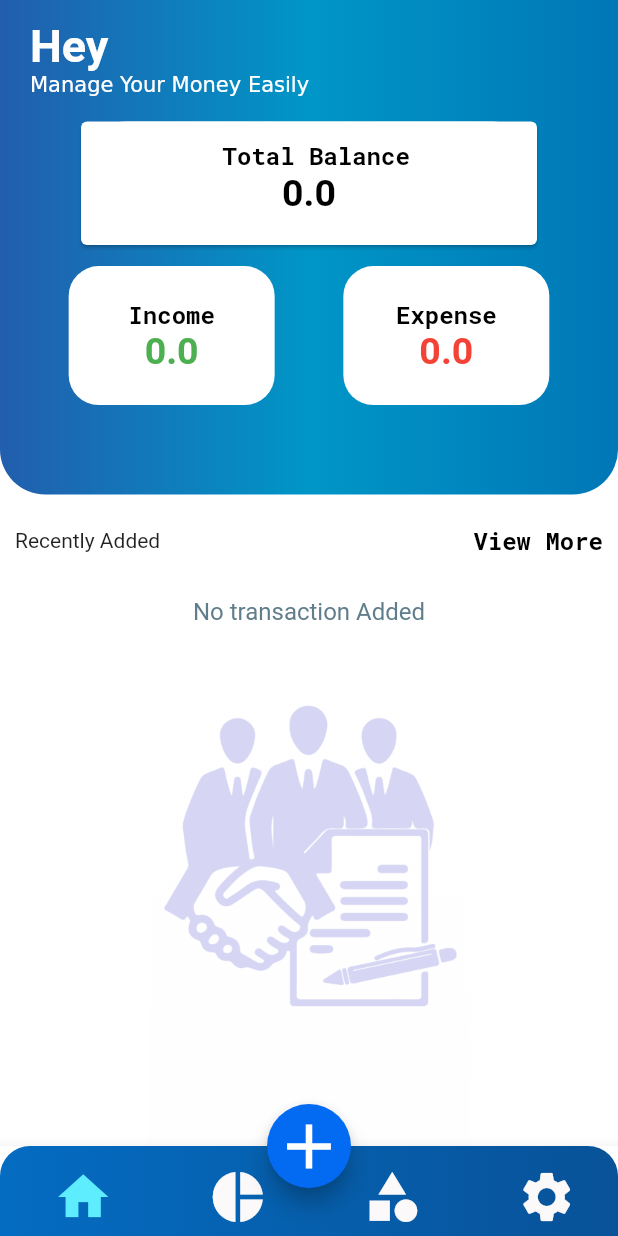
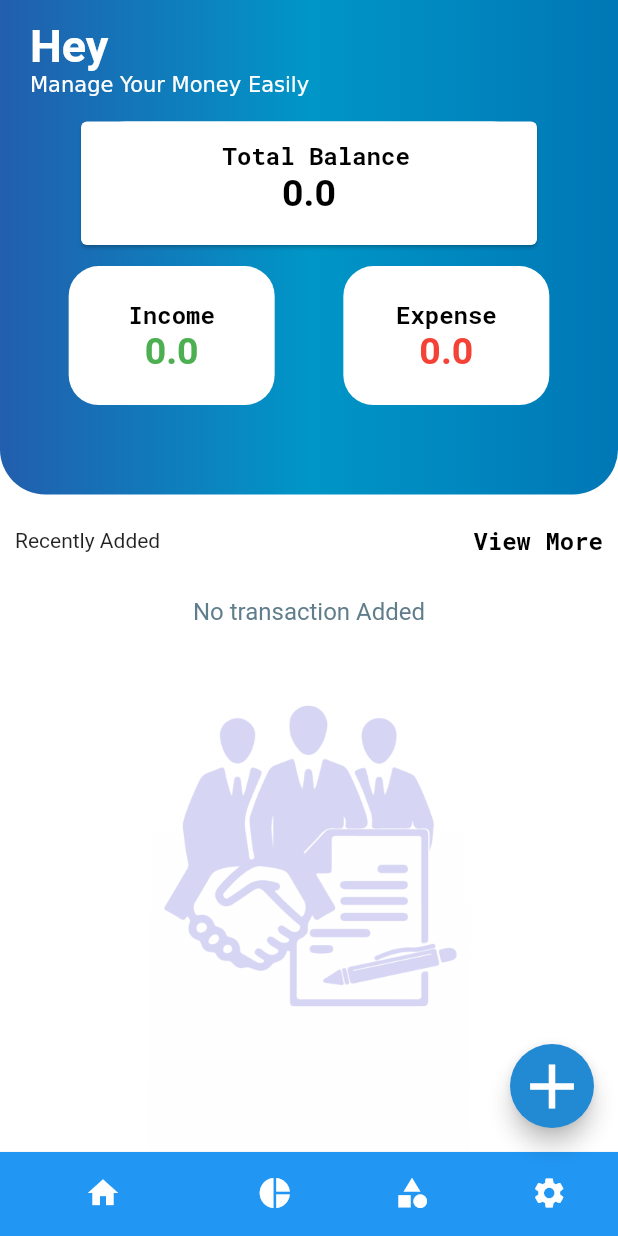
Before and after one commit to sayanths/budget_tracker_using_provider, a Flutter app: the screen it shows after launch, after a tap on "submit", on a phone screen of 412 x 824 dp. Run offline on Flutter 3.47's test engine with Material 2 defaults, Android fonts, the phone set to English and light mode, and no system bars; our stand-ins replace blurrycontainer, flutter_local_notifications, flutter_native_timezone, flutter_slidable, hive, hive_flutter and 5 more; missing offline and left inert: month_year_picker; accounts and stored records are empty.

Commit message:
bottom nav changed

```diff
--- a/lib/components/intro_nametyping/intro_nametyping.dart
+++ b/lib/components/intro_nametyping/intro_nametyping.dart
@@ -97,7 +97,7 @@ class _NameTypingScreenState extends State<NameTypingScreen> {
                           Navigator.of(context).pushReplacement(
                               MaterialPageRoute(
                                   builder: (context) =>
-                                      const BottomNavigationPage()));
+                                       BottomNaavigationBar()));
                         },
                         child: const Text("submit")),
                   ],
--- a/lib/components/splash_screen.dart
+++ b/lib/components/splash_screen.dart
@@ -143,7 +143,7 @@ class _SplashScreenState extends State<SplashScreen>
           MaterialPageRoute(builder: (context) => const NameTypingScreen()));
     } else {
       Navigator.pushReplacement(
-          context, MaterialPageRoute(builder: (context) => const BottomNavigationPage()));
+          context, MaterialPageRoute(builder: (context) =>  BottomNaavigationBar()));
     }
   }
 }
--- a/lib/main.dart
+++ b/lib/main.dart
@@ -1,12 +1,16 @@
+
+
 import 'package:flutter/material.dart';
 import 'package:flutter/services.dart';
 import 'package:hive_flutter/adapters.dart';
 import 'package:money_management_app1/model/category_model/category_model.dart';
 import 'package:money_management_app1/model/transaction_model/transaction_model.dart';
+import 'package:money_management_app1/view_model/bottom_controller/bottom_model.dart';
 import 'package:money_management_app1/view_model/category_db.dart/category_db.dart';
 import 'package:money_management_app1/components/splash_screen.dart';
 import 'package:money_management_app1/view_model/transation_db/transation_db.dart';
 import 'package:month_year_picker/month_year_picker.dart';
+import 'package:provider/provider.dart';
 import 'package:timezone/data/latest.dart' as tz;
 // ignore: depend_on_referenced_packages
 import 'package:flutter_localizations/flutter_localizations.dart';
@@ -34,9 +38,17 @@ Future<void> main() async {
   }
 
   TransactionDb().refresh;
-  CategoryDB.instance.refreshUi();
+  //CategoryDB.instance.refreshUi();
 
-  runApp(const MyApp());
+
+  runApp(MultiProvider(providers: [
+    ChangeNotifierProvider(create: (context)=>CategoryDB()),
+    ChangeNotifierProvider(create: (context)=>TransactionDb()),
+    ChangeNotifierProvider(create: (context)=>ScreenIndexProvider()),
+  ],
+  child: const MyApp(),
+  ),
+  );
 }
 
 const String sharedName = 'say';
--- a/lib/view/add_button/bottom_navigationBar/bottom_navigation.dart
+++ b/lib/view/add_button/bottom_navigationBar/bottom_navigation.dart
@@ -1,118 +1,68 @@
+// ignore_for_file: must_be_immutable
+
 import 'package:flutter/material.dart';
 import 'package:money_management_app1/view/add_button/add_button.dart';
 
 import 'package:money_management_app1/view/home_screen/home_page.dart';
 import 'package:money_management_app1/view/pie_chart/pie_chart.dart';
+import 'package:money_management_app1/view_model/bottom_controller/bottom_model.dart';
+import 'package:provider/provider.dart';
 
 import '../../category/catergory.dart';
 import '../../settings/settings.dart';
 
-
-class BottomNavigationPage extends StatefulWidget {
-  const BottomNavigationPage({Key? key}) : super(key: key);
-
-
-
-  @override
-  State<BottomNavigationPage> createState() => _BottomNavigationPageState();
-}
-
-class _BottomNavigationPageState extends State<BottomNavigationPage> {
-  int _currentIndex = 0;
-  final List screens = [
+class BottomNaavigationBar extends StatelessWidget {
+  BottomNaavigationBar({Key? key}) : super(key: key);
+  List<dynamic> screens = [
     const HomePage(),
     const PieChart(),
     const Category(),
     const Settings(),
   ];
 
-  final PageStorageBucket bucket = PageStorageBucket();
-  Widget currentScreen = const HomePage();
 
   @override
   Widget build(BuildContext context) {
+    final screenindexprovider = Provider.of<ScreenIndexProvider>(context);
+    int currentScreenIndex = screenindexprovider.fetchCurrentScreenIndex;
     return Scaffold(
-      body: PageStorage(
-        bucket: bucket,
-        child: currentScreen,
+      bottomNavigationBar: BottomNavigationBar(
+        type: BottomNavigationBarType.shifting,
+        showSelectedLabels: false,
+        elevation: 1.5,
+        currentIndex: currentScreenIndex,
+        onTap: (value) => screenindexprovider.updateScreenIndex(value),
+        items: [
+          BottomNavigationBarItem(
+              label: 'Home',
+              icon: Icon(
+                  (currentScreenIndex == 0) ? Icons.home : Icons.home_outlined),
+              backgroundColor: Colors.blue
+
               ),
-      bottomNavigationBar: BottomAppBar(
-        child: Container(
-          height: 60,
-          decoration: const BoxDecoration(
-            gradient: LinearGradient(colors: [
-              Color.fromARGB(255, 4, 108, 194),
-              Color.fromARGB(255, 8, 82, 152),
-            ]),
-            borderRadius: BorderRadius.only(
-                topLeft: Radius.circular(20), topRight: Radius.circular(20)),
+          BottomNavigationBarItem(
+            label: 'chart',
+            icon: Icon((currentScreenIndex == 1)
+                ? Icons.pie_chart_outline_outlined
+                : Icons.pie_chart),
           ),
-          child: Row(
-            mainAxisAlignment: MainAxisAlignment.spaceAround,
-            children: [
-              IconButton(
-                onPressed: (() {
-                  setState(() {
-                    currentScreen = const HomePage();
-                    _currentIndex = 0;
-                  });
-                }),
-                icon: Icon(
-                  Icons.home,
-                  size: 40,
-                  color: _currentIndex == 0
-                      ? const Color.fromARGB(255, 94, 236, 255)
-                      : const Color.fromARGB(255, 251, 249, 249),
+          BottomNavigationBarItem(
+            label: 'category',
+            icon: Icon((currentScreenIndex == 2)
+                ? Icons.category_rounded
+                : Icons.category),
           ),
+          BottomNavigationBarItem(
+            label: 'settings',
+            icon: Icon((currentScreenIndex == 3)
+                ? Icons.settings_applications
+                : Icons.settings),
           ),
-              IconButton(
-                  onPressed: (() {
-                    setState(() {
-                      currentScreen = const PieChart();
-                      _currentIndex = 1;
-                    });
-                  }),
-                  icon: Icon(
-                    Icons.pie_chart,
-                    size: 40,
-                    color: _currentIndex == 1
-                        ? const Color.fromARGB(255, 94, 236, 255)
-                        : const Color.fromARGB(255, 251, 249, 249),
-                  )),
-              IconButton(
-                  onPressed: (() {
-                    setState(() {
-                      currentScreen = const Category();
-                      _currentIndex = 2;
-                    });
-                  }),
-                  icon: Icon(
-                    Icons.category,
-                    size: 40,
-                    color: _currentIndex == 2
-                        ? const Color.fromARGB(255, 94, 236, 255)
-                        : const Color.fromARGB(255, 251, 249, 249),
-                  )),
-              IconButton(
-                  onPressed: (() {
-                    setState(() {
-                      currentScreen = const Settings();
-                      _currentIndex = 3;
-                    });
-                  }),
-                  icon: Icon(
-                    Icons.settings,
-                    size: 40,
-                    color: _currentIndex == 3
-                        ? const Color.fromARGB(255, 94, 236, 255)
-                        : const Color.fromARGB(255, 251, 249, 249),
-                  )),
         ],
       ),
-        ),
-      ),
+      body: screens[currentScreenIndex],
            floatingActionButton: FloatingActionButton(
-        backgroundColor: const Color.fromARGB(255, 3, 106, 242),
+        backgroundColor: const Color.fromARGB(255, 34, 137, 211),
         onPressed: (() {
           Navigator.of(context).push(
               MaterialPageRoute(builder: ((context) => const AddButton())));
@@ -122,7 +72,8 @@ class _BottomNavigationPageState extends State<BottomNavigationPage> {
           size: 50,
         ),
       ),
-      floatingActionButtonLocation: FloatingActionButtonLocation.centerDocked,
+     // floatingActionButtonLocation: FloatingActionButtonLocation.centerDocked,
+
     );
   }
 }
--- a/lib/view/category/catergory.dart
+++ b/lib/view/category/catergory.dart
@@ -4,6 +4,7 @@ import 'package:money_management_app1/utils/styles_color.dart';
 import 'package:money_management_app1/view_model/category_db.dart/category_db.dart';
 import 'package:money_management_app1/view/category/expense_category/expense_category.dart';
 import 'package:money_management_app1/view/category/income_category/income_catergory.dart';
+import 'package:provider/provider.dart';
 
 import '../home_screen/home_page_widget/home_page_widget.dart';
 
@@ -20,6 +21,7 @@ class _CategoryState extends State<Category>
   late TabController _tabController;
   @override
   void initState() {
+   // Provider.of<CategoryDB>(context, listen: false).refreshUi();
     CategoryDB().refreshUi();
     _tabController = TabController(length: 2, vsync: this);
     super.initState();
@@ -27,6 +29,7 @@ class _CategoryState extends State<Category>
 
   @override
   Widget build(BuildContext context) {
+
     return SafeArea(
       child: Column(
         children: [
--- a/lib/view/home_screen/home_page.dart
+++ b/lib/view/home_screen/home_page.dart
@@ -1,16 +1,14 @@
 import 'package:flutter/material.dart';
 import 'package:flutter/services.dart';
 import 'package:money_management_app1/utils/styles_color.dart';
-import 'package:money_management_app1/view_model/category_db.dart/category_db.dart';
 import 'package:money_management_app1/view/home_screen/home_page_widget/home_page_widget.dart';
 import 'package:money_management_app1/view/home_screen/listview_sperated_list.dart';
 import 'package:money_management_app1/view/view_more/view_more.dart';
+import 'package:money_management_app1/view_model/category_db.dart/category_db.dart';
 import 'package:money_management_app1/view_model/transation_db/transation_db.dart';
 
 class HomePage extends StatefulWidget {
   const HomePage({Key? key}) : super(key: key);
-
-
 
   @override
   State<HomePage> createState() => _HomePageState();
@@ -29,7 +27,8 @@ class _HomePageState extends State<HomePage> {
   @override
   Widget build(BuildContext context) {
     TransactionDb.instance.refresh();
-    CategoryDB.instance.refreshUi();
+  //  CategoryDB.instance.refreshUi();
+
     return Scaffold(
       backgroundColor: Colors.white,
       body: Column(children: [
--- a/lib/view/home_screen/listview_sperated_list.dart
+++ b/lib/view/home_screen/listview_sperated_list.dart
@@ -1,22 +1,21 @@
 import 'package:flutter/material.dart';
 import 'package:flutter_slidable/flutter_slidable.dart';
 import 'package:intl/intl.dart';
+import 'package:money_management_app1/components/delete_popup.dart';
 import 'package:money_management_app1/model/category_model/category_model.dart';
-import 'package:money_management_app1/model/transaction_model/transaction_model.dart';
 import 'package:money_management_app1/utils/styles_color.dart';
 import 'package:money_management_app1/view/home_screen/home_page_widget/home_page_widget.dart';
 import 'package:money_management_app1/view/texttile_edit/texttile_edit.dart';
 import 'package:money_management_app1/view_model/transation_db/transation_db.dart';
+import 'package:provider/provider.dart';
 
 class ItemList extends StatelessWidget {
   const ItemList({Key? key}) : super(key: key);
   @override
   Widget build(BuildContext context) {
-    return ValueListenableBuilder(
-        valueListenable: TransactionDb.instance.transationListNotifier,
-        builder:
-            (BuildContext context, List<TransactionModel> newList, Widget? _) {
-          return newList.isEmpty
+    return Consumer<TransactionDb>(
+      builder: (context, newList, child) {
+        return newList.transationListNotifier.isEmpty
             ? Column(
                 children: [
                   const Text(
@@ -29,8 +28,7 @@ class ItemList extends StatelessWidget {
                   Image.asset(
                     'assets/transactionpagelogo.png',
                     color: const Color.fromARGB(255, 214, 214, 244),
-                      height: MediaQuery.of(context).size.height/4,
-
+                    height: MediaQuery.of(context).size.height / 4,
                   )
                 ],
               )
@@ -38,7 +36,7 @@ class ItemList extends StatelessWidget {
                 physics: const BouncingScrollPhysics(),
                 shrinkWrap: true,
                 itemBuilder: ((BuildContext context, int index) {
-                    final newValue = newList[index];
+                  final newValue = newList.transationListNotifier[index];
                   return Card(
                     child: Slidable(
                       endActionPane: ActionPane(
@@ -49,34 +47,7 @@ class ItemList extends StatelessWidget {
                               showDialog(
                                 context: context,
                                 builder: ((context) {
-                                    return AlertDialog(
-                                      title:
-                                          const Text("Do you want to delete?"),
-                                      actions: [
-                                        Row(
-                                          mainAxisAlignment:
-                                              MainAxisAlignment.end,
-                                          children: [
-                                            TextButton(
-                                                onPressed: () {
-                                                  TransactionDb.instance
-                                                      .deleteTransaction(
-                                                          newValue.id);
-                                                  Navigator.of(context).pop();
-                                                },
-                                                child: const Text("Yes")),
-                                            const SizedBox(
-                                              width: 30,
-                                            ),
-                                            TextButton(
-                                                onPressed: () {
-                                                  Navigator.of(context).pop();
-                                                },
-                                                child: const Text("No")),
-                                          ],
-                                        ),
-                                      ],
-                                    );
+                                  return TheDialogBox(newValue: newValue);
                                 }),
                               );
                             },
@@ -126,10 +97,9 @@ class ItemList extends StatelessWidget {
                               leading: Container(
                                 width: 80,
                                 decoration: BoxDecoration(
-                                    color: newValue.type == CategoryType.income
+                                  color: newValue.type== CategoryType.income
                                       ? const Color.fromARGB(255, 42, 139, 46)
-                                        : const Color.fromARGB(
-                                            255, 208, 34, 21),
+                                      : const Color.fromARGB(255, 208, 34, 21),
                                   borderRadius: BorderRadius.circular(15),
                                 ),
                                 child: Column(
@@ -150,10 +120,8 @@ class ItemList extends StatelessWidget {
                               trailing: Text(
                                 '₹${newValue.amount}',
                                 style: TextStyle(
-                                      color:
-                                          newValue.type == CategoryType.income
-                                              ? const Color.fromARGB(
-                                                  255, 42, 139, 46)
+                                    color: newValue.type == CategoryType.income
+                                        ? const Color.fromARGB(255, 42, 139, 46)
                                         : const Color.fromARGB(
                                             255, 223, 29, 15),
                                     fontSize: 20,
@@ -171,10 +139,14 @@ class ItemList extends StatelessWidget {
                     height: 10,
                   );
                 }),
-                  itemCount: newList.length >= 4 ? 4 : newList.length);
-        });
+                itemCount: newList.transationListNotifier.length >= 4
+                    ? 4
+                    : newList.transationListNotifier.length);
+      },
+    );
   }
 }
+
 
 String parseDate(DateTime date) {
   final datefrmt = DateFormat.MMMd().format(date);
--- a/lib/view/pie_chart/expense_chart/expense_chart.dart
+++ b/lib/view/pie_chart/expense_chart/expense_chart.dart
@@ -28,7 +28,7 @@ class _ExpenseChartState extends State<ExpenseChart> {
   @override
   void initState() {
     TransactionDb.instance.refresh();
-    CategoryDB.instance.refreshUi();
+  //  CategoryDB.instance.refreshUi();
     super.initState();
   }
 
--- a/lib/view/pie_chart/income_chart/income_chart.dart
+++ b/lib/view/pie_chart/income_chart/income_chart.dart
@@ -35,7 +35,7 @@ class _IncomeChartState extends State<IncomeChart> {
   @override
   void initState() {
     TransactionDb.instance.refresh();
-    CategoryDB.instance.refreshUi();
+   // CategoryDB.instance.refreshUi();
 
     super.initState();
   }
--- /dev/null
+++ b/lib/view_model/bottom_controller/bottom_model.dart
@@ -0,0 +1,25 @@
+import 'package:flutter/cupertino.dart';
+
+// class ScreenIndexProvider extends ChangeNotifier {
+//   int _currentIndex = 0;
+//  int get currentIndex => _currentIndex;
+//   set updateIndexScreen(int newIndex) {
+//     _currentIndex = newIndex;
+//     notifyListeners();
+//   }
+// }
+import 'package:flutter/material.dart';
+
+class ScreenIndexProvider extends ChangeNotifier {
+  int screenIndex = 0; // Initial index of the screen
+  int get fetchCurrentScreenIndex {
+    // function to return the current screen Index
+    return screenIndex;
+  }
+
+  void updateScreenIndex(int newIndex) {
+    // function to update the screenIndex
+    screenIndex = newIndex;
+    notifyListeners(); // This will notify every listeners that the screen index has been changed
+  }
+}
--- a/lib/view_model/category_db.dart/category_db.dart
+++ b/lib/view_model/category_db.dart/category_db.dart
@@ -4,7 +4,6 @@ import 'package:flutter/material.dart';
 import 'package:hive/hive.dart';
 import 'package:hive_flutter/hive_flutter.dart';
 import 'package:money_management_app1/model/category_model/category_model.dart';
-
 
 const categorydbname = 'category_db_name';
 
@@ -15,7 +14,7 @@ abstract class CategoryDbFunctions {
   Future<void> clearCategory();
 }
 
-class CategoryDB implements CategoryDbFunctions {
+class CategoryDB extends CategoryDbFunctions with ChangeNotifier {
   CategoryDB.internal();
 
   static CategoryDB instance = CategoryDB.internal();
@@ -23,12 +22,11 @@ class CategoryDB implements CategoryDbFunctions {
   factory CategoryDB() {
     return instance;
   }
-
-  ValueNotifier<List<CategoryModel>> incomeCategoryListable = ValueNotifier([]);
-  ValueNotifier<List<CategoryModel>> expesneCategoryListable =
-      ValueNotifier([]);
+  List<CategoryModel> expesneCategoryListable = [];
+  List<CategoryModel> incomeCategoryListenable = [];
 
   @override
+  // ignore: avoid_renaming_method_parameters
   Future<void> insertCategory(CategoryModel value) async {
     final categoryDB = await Hive.openBox<CategoryModel>(categorydbname);
     categoryDB.put(value.id, value);
@@ -43,21 +41,16 @@ class CategoryDB implements CategoryDbFunctions {
 
   Future<void> refreshUi() async {
     final allCategories = await getCategories();
-    incomeCategoryListable.value.clear();
-    expesneCategoryListable.value.clear();
+    incomeCategoryListenable.clear();
+    expesneCategoryListable.clear();
     await Future.forEach(allCategories, (CategoryModel category) {
       if (category.type == CategoryType.income) {
-        incomeCategoryListable.value.add(category);
+        incomeCategoryListenable.add(category);
       } else {
-        expesneCategoryListable.value.add(category);
+        expesneCategoryListable.add(category);
       }
     });
-
-    // ignore: invalid_use_of_protected_member
-    incomeCategoryListable.notifyListeners();
-
-    // ignore: invalid_use_of_protected_member
-    expesneCategoryListable.notifyListeners();
+    notifyListeners();
   }
 
   @override
--- a/lib/view_model/transation_db/transation_db.dart
+++ b/lib/view_model/transation_db/transation_db.dart
@@ -6,7 +6,6 @@ import 'package:hive_flutter/adapters.dart';
 import 'package:intl/intl.dart';
 import 'package:money_management_app1/model/category_model/category_model.dart';
 import 'package:money_management_app1/model/transaction_model/transaction_model.dart';
-
 
 const transationDbName = 'transation_db';
 
@@ -18,7 +17,7 @@ abstract class TransactionDbFunction {
   Future<void> updateTransation(String id, TransactionModel transationUpdate);
 }
 
-class TransactionDb implements TransactionDbFunction {
+class TransactionDb extends TransactionDbFunction with ChangeNotifier {
   TransactionDb._internal();
   static TransactionDb instance = TransactionDb._internal();
 
@@ -26,8 +25,10 @@ class TransactionDb implements TransactionDbFunction {
     return instance;
   }
 
-  ValueNotifier<List<TransactionModel>> transationListNotifier =
-      ValueNotifier([]);
+  List<TransactionModel> transationListNotifier = [];
+
+  // ValueNotifier<List<TransactionModel>> transationListNotifier =
+  //     ValueNotifier([]);
 
   ValueNotifier<List<TransactionModel>> incomeChartListNotifier =
       ValueNotifier([]);
@@ -46,10 +47,13 @@ class TransactionDb implements TransactionDbFunction {
   ValueNotifier<double> incomeNotifier = ValueNotifier(0);
   ValueNotifier<double> expenseNotifier = ValueNotifier(0);
 
-  ValueNotifier<List<TransactionModel>> todayNotifier = ValueNotifier([]);
-  ValueNotifier<List<TransactionModel>> yesterdayNotifier = ValueNotifier([]);
-  ValueNotifier<List<TransactionModel>> monthelyNotifier = ValueNotifier([]);
+  // ValueNotifier<List<TransactionModel>> todayNotifier = ValueNotifier([]);
+  // ValueNotifier<List<TransactionModel>> yesterdayNotifier = ValueNotifier([]);
+  //ValueNotifier<List<TransactionModel>> monthelyNotifier = ValueNotifier([]);
 
+  List<TransactionModel> monthelyNotifier = [];
+  List<TransactionModel> yesterdayNotifier = [];
+  List<TransactionModel> todayNotifier = [];
 
   ValueNotifier<List<TransactionModel>> todayIncomeNotifier = ValueNotifier([]);
   ValueNotifier<List<TransactionModel>> yesterdayIncomeNotifier =
@@ -65,16 +69,16 @@ class TransactionDb implements TransactionDbFunction {
     list = list.reversed.toList();
     todayIncomeNotifier.value.clear();
     yesterdayIncomeNotifier.value.clear();
-    todayNotifier.value.clear();
-    yesterdayNotifier.value.clear();
+    todayNotifier.clear();
+    yesterdayNotifier.clear();
     todayExpenseNotifier.value.clear();
     yesterdayExpenseNotifier.value.clear();
-    monthelyNotifier.value.clear();
+    monthelyNotifier.clear();
 
     //for desending the date order that will appear in the main page
     list.sort(((a, b) => b.date.compareTo(a.date)));
-    transationListNotifier.value.clear();
-    transationListNotifier.value.addAll(list);
+    transationListNotifier.clear();
+    transationListNotifier.addAll(list);
 
     incomeChartListNotifier.value.clear();
     expenseChartListNotifier.value.clear();
@@ -104,15 +108,15 @@ class TransactionDb implements TransactionDbFunction {
       String databaseDate = DateFormat.yMd().format(category.date);
 
       if (todayDate == databaseDate) {
-        todayNotifier.value.add(category);
+        todayNotifier.add(category);
       }
 
       if (yesterdayDate == databaseDate) {
-        yesterdayNotifier.value.add(category);
+        yesterdayNotifier.add(category);
       }
 
       if (monthlyDate == databaseDate) {
-        monthelyNotifier.value.add(category);
+        monthelyNotifier.add(category);
       }
 
       if (category.type == CategoryType.income) {
@@ -136,7 +140,7 @@ class TransactionDb implements TransactionDbFunction {
     balacneNotifier.value = incomeNotifier.value - expenseNotifier.value;
 
     // ignore: invalid_use_of_protected_member
-    transationListNotifier.notifyListeners();
+    // transationListNotifier.notifyListeners();
     // ignore: invalid_use_of_protected_member
     incomeChartListNotifier.notifyListeners();
     // ignore: invalid_use_of_protected_member
@@ -149,11 +153,11 @@ class TransactionDb implements TransactionDbFunction {
     expenseNotifier.notifyListeners();
 
     // ignore: invalid_use_of_protected_member
-    todayNotifier.notifyListeners();
+    //todayNotifier.notifyListeners();
     // ignore: invalid_use_of_protected_member
-    yesterdayNotifier.notifyListeners();
+    //yesterdayNotifier.notifyListeners();
     // ignore: invalid_use_of_protected_member
-   monthelyNotifier.notifyListeners();
+   // monthelyNotifier.notifyListeners();
 
     // ignore: invalid_use_of_protected_member
     todayIncomeNotifier.notifyListeners();
@@ -164,6 +168,8 @@ class TransactionDb implements TransactionDbFunction {
     todayExpenseNotifier.notifyListeners();
     // ignore: invalid_use_of_protected_member
     yesterdayExpenseNotifier.notifyListeners();
+    notifyListeners();
+
   }
 
   @override
@@ -177,12 +183,14 @@ class TransactionDb implements TransactionDbFunction {
     final db = await Hive.openBox<TransactionModel>(transationDbName);
     await db.delete(transationid);
     refresh();
+    notifyListeners();
   }
 
   @override
   Future<void> clearTransaction() async {
     final db = await Hive.openBox<TransactionModel>(transationDbName);
     await db.clear();
+    notifyListeners();
   }
 
   @override
@@ -191,5 +199,10 @@ class TransactionDb implements TransactionDbFunction {
     final db = await Hive.openBox<TransactionModel>(transationDbName);
     await db.put(index, transationUpdate);
     getAllTransactions();
+    notifyListeners();
   }
+
+
+
+
 }
```
Also changed, not shown: lib/components/delete_popup.dart (added, +45 -0 lines), lib/view/add_button/add_button.dart (+5 -7 lines), lib/view/category/expense_category/expense_category.dart (+20 -22 lines), lib/view/category/income_category/income_catergory.dart (+19 -22 lines), lib/view/texttile_edit/texttile_edit.dart (+46 -46 lines), lib/view/view_more/view_more.dart (+33 -31 lines). Lines whose indentation alone changed are shown as unchanged.
